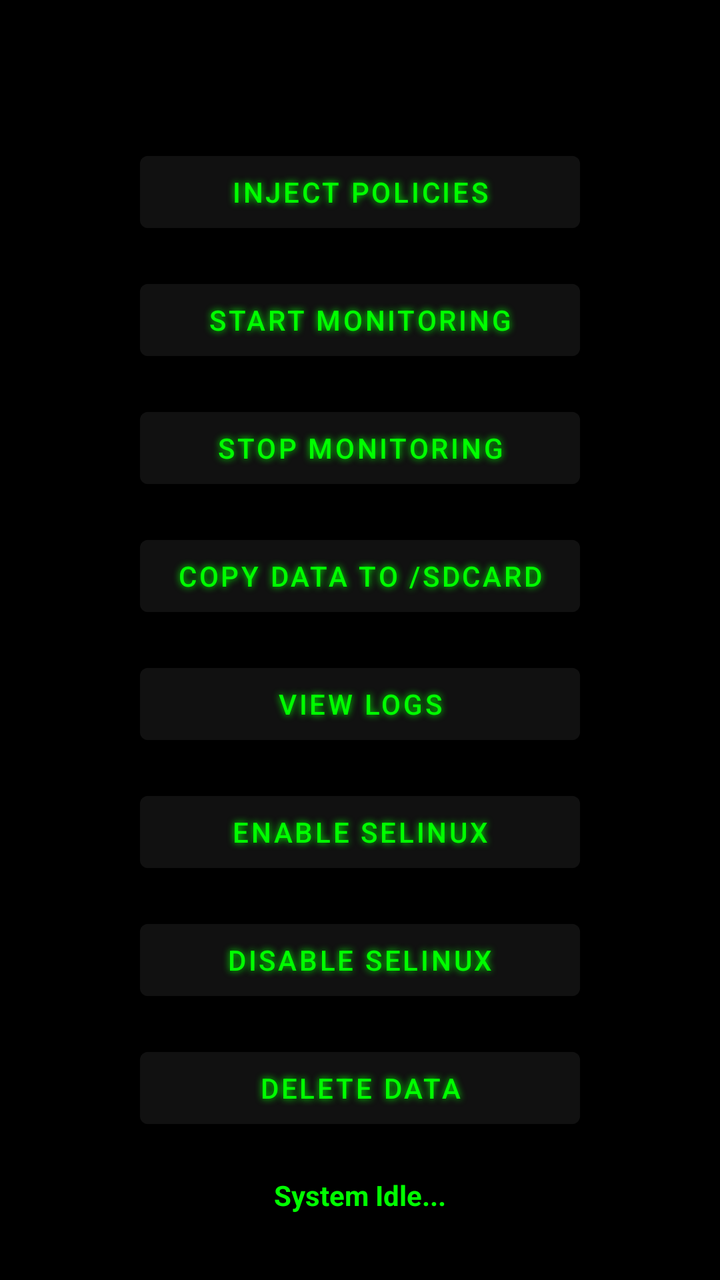
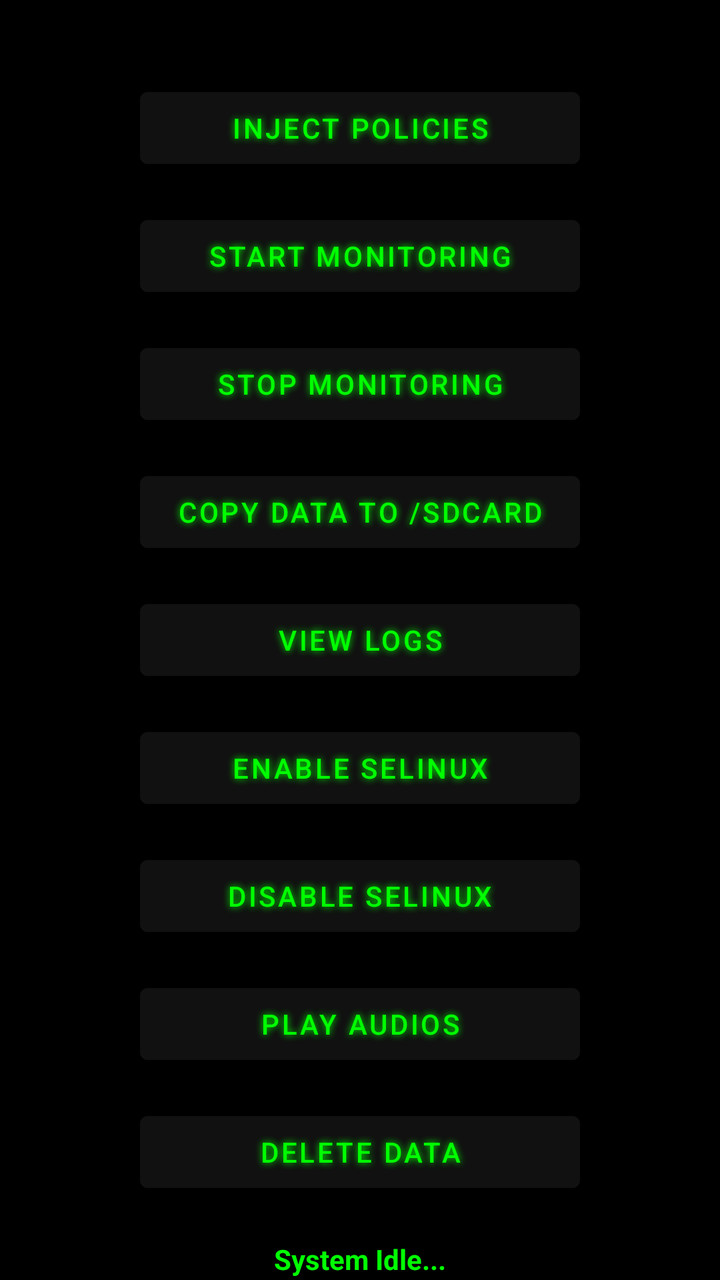

Two renders of the same Android screen: before a commit and after it. Below are the layout's source before the change and the commit's diff.
<!-- AndroidManifest.xml: application theme Theme.Voip -->
<!-- res/layout/activity_main.xml -->
<?xml version="1.0" encoding="utf-8"?>
<androidx.constraintlayout.widget.ConstraintLayout
    xmlns:android="http://schemas.android.com/apk/res/android"
    xmlns:app="http://schemas.android.com/apk/res-auto"
    xmlns:tools="http://schemas.android.com/tools"
    android:layout_width="match_parent"
    android:layout_height="match_parent"
    android:background="#000000"
    tools:context=".MainActivity">

    
    <LinearLayout
        android:id="@+id/buttonContainer"
        android:orientation="vertical"
        android:layout_width="wrap_content"
        android:layout_height="wrap_content"
        android:gravity="center"
        app:layout_constraintTop_toTopOf="parent"
        app:layout_constraintBottom_toBottomOf="parent"
        app:layout_constraintStart_toStartOf="parent"
        app:layout_constraintEnd_toEndOf="parent">

        
        <Button
            android:id="@+id/btnInjectPolicies"
            android:layout_width="220dp"
            android:layout_height="wrap_content"
            android:text="Inject Policies"
            android:textColor="#00FF00"
            android:backgroundTint="#111111"
            android:shadowColor="#00FF00"
            android:shadowDx="0"
            android:shadowDy="0"
            android:shadowRadius="8"
            android:layout_marginBottom="16dp"/>

        
        <Button
            android:id="@+id/btnStartMonitoring"
            android:layout_width="220dp"
            android:layout_height="wrap_content"
            android:text="Start Monitoring"
            android:textColor="#00FF00"
            android:backgroundTint="#111111"
            android:shadowColor="#00FF00"
            android:shadowDx="0"
            android:shadowDy="0"
            android:shadowRadius="8"
            android:layout_marginBottom="16dp"/>

        
        <Button
            android:id="@+id/btnStopMonitoring"
            android:layout_width="220dp"
            android:layout_height="wrap_content"
            android:text="Stop Monitoring"
            android:textColor="#00FF00"
            android:backgroundTint="#111111"
            android:shadowColor="#00FF00"
            android:shadowDx="0"
            android:shadowDy="0"
            android:shadowRadius="8"
            android:layout_marginBottom="16dp"/>

        
        <Button
            android:id="@+id/btnCopyData"
            android:layout_width="220dp"
            android:layout_height="wrap_content"
            android:text="Copy data to /sdcard"
            android:textColor="#00FF00"
            android:backgroundTint="#111111"
            android:shadowColor="#00FF00"
            android:shadowDx="0"
            android:shadowDy="0"
            android:shadowRadius="8"
            android:layout_marginBottom="16dp"/>

        
        <Button
            android:id="@+id/btnViewLogs"
            android:layout_width="220dp"
            android:layout_height="wrap_content"
            android:text="View Logs"
            android:textColor="#00FF00"
            android:backgroundTint="#111111"
            android:shadowColor="#00FF00"
            android:shadowDx="0"
            android:shadowDy="0"
            android:shadowRadius="8"
            android:layout_marginBottom="16dp"/>

        
        <Button
            android:id="@+id/btnEnableSelinux"
            android:layout_width="220dp"
            android:layout_height="wrap_content"
            android:text="Enable Selinux"
            android:textColor="#00FF00"
            android:backgroundTint="#111111"
            android:shadowColor="#00FF00"
            android:shadowDx="0"
            android:shadowDy="0"
            android:shadowRadius="8"
            android:layout_marginBottom="16dp"/>

        
        <Button
            android:id="@+id/btnDisableSelinux"
            android:layout_width="220dp"
            android:layout_height="wrap_content"
            android:text="Disable Selinux"
            android:textColor="#00FF00"
            android:backgroundTint="#111111"
            android:shadowColor="#00FF00"
            android:shadowDx="0"
            android:shadowDy="0"
            android:shadowRadius="8"
            android:layout_marginBottom="16dp"/>

        
        <Button
            android:id="@+id/btnDeleteData"
            android:layout_width="220dp"
            android:layout_height="wrap_content"
            android:text="Delete Data"
            android:textColor="#00FF00"
            android:backgroundTint="#111111"
            android:shadowColor="#00FF00"
            android:shadowDx="0"
            android:shadowDy="0"
            android:shadowRadius="8"/>

    </LinearLayout>

    
    <TextView
        android:id="@+id/tvStatus"
        android:layout_width="wrap_content"
        android:layout_height="wrap_content"
        android:text="System Idle..."
        android:textColor="#00FF00"
        android:textStyle="bold"
        app:layout_constraintTop_toBottomOf="@id/buttonContainer"
        app:layout_constraintStart_toStartOf="parent"
        app:layout_constraintEnd_toEndOf="parent"
        android:layout_marginTop="20dp"/>

</androidx.constraintlayout.widget.ConstraintLayout>
<!-- resources referenced by this layout -->
<resources>
  <style name="Theme.Voip" parent="Theme.MaterialComponents.DayNight.DarkActionBar">
          
          <item name="colorPrimary">@color/black</item>
          <item name="colorPrimaryVariant">@color/black</item>
          <item name="colorOnPrimary">@color/white</item>
          
          <item name="colorSecondary">@color/teal_200</item>
          <item name="colorSecondaryVariant">@color/teal_700</item>
          <item name="colorOnSecondary">@color/black</item>
          
          <item name="android:statusBarColor">?attr/colorPrimaryVariant</item>
          
      </style>
  <color name="black">#FF000000</color>
  <color name="white">#FFFFFFFF</color>
  <color name="teal_200">#FF03DAC5</color>
  <color name="teal_700">#FF018786</color>
</resources>

<!-- the commit's change to res/layout/activity_main.xml (unified diff, before → after) -->
@@ -120,6 +120,20 @@
 
         
         <Button
+            android:id="@+id/btnPlayAudios"
+            android:layout_width="220dp"
+            android:layout_height="wrap_content"
+            android:text="Play Audios"
+            android:textColor="#00FF00"
+            android:backgroundTint="#111111"
+            android:shadowColor="#00FF00"
+            android:shadowDx="0"
+            android:shadowDy="0"
+            android:shadowRadius="8"
+            android:layout_marginBottom="16dp"/>
+
+        
+        <Button
             android:id="@+id/btnDeleteData"
             android:layout_width="220dp"
             android:layout_height="wrap_content"
